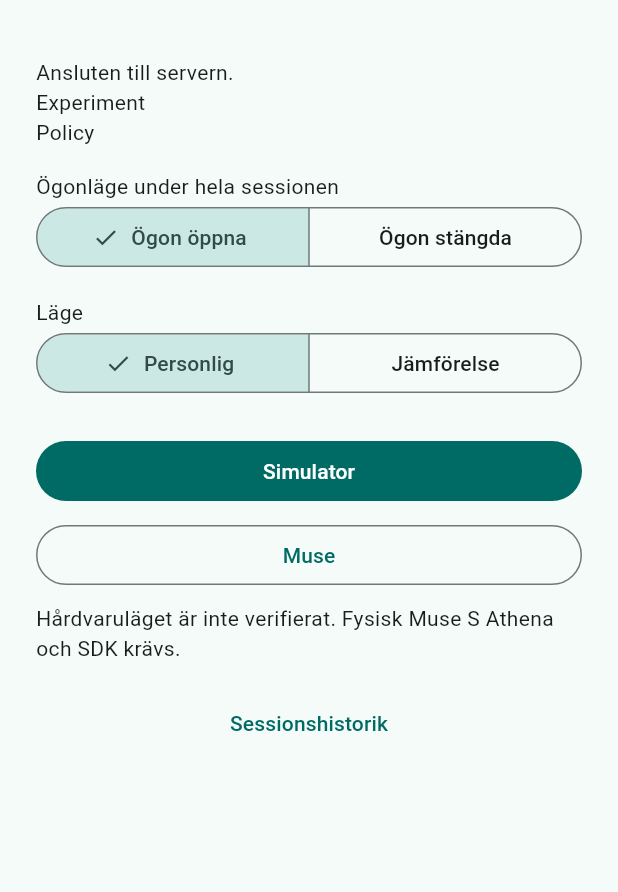
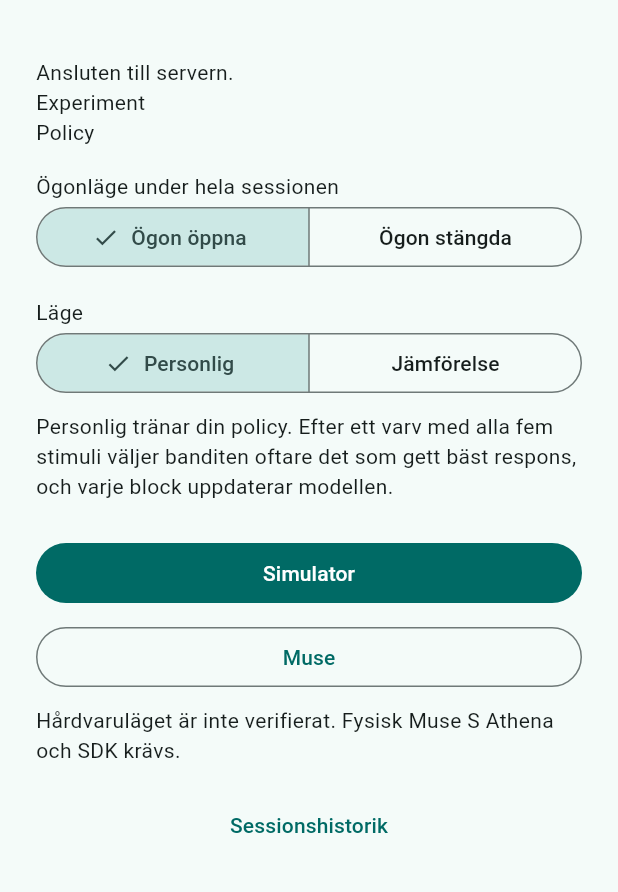
Before and after one commit to morre95/neuroTune, a Flutter app: the HomePage screen opened directly with empty values, on a phone screen of 412 x 824 dp, the part 63-955 px from its top. Run offline on Flutter 3.47's test engine with Material 3 defaults, Android fonts, the light colour scheme and no system bars; our stand-ins replace drift, drift_flutter; accounts and stored records are empty; generated files the repository leaves out were written again.

Commit message:
add mode descriptions and update home page tests
- Implemented modeDescription function to provide descriptions for session modes.
- Updated HomePage to display tooltips for session mode buttons.
- Added padding to show the selected mode description below the buttons.
- Created a new widget test to verify the correct mode description is displayed based on selection.

```diff
--- a/app/lib/ui/home_page.dart
+++ b/app/lib/ui/home_page.dart
@@ -1,5 +1,16 @@
 import 'package:flutter/material.dart';
 import 'package:neurotune_core/neurotune_core.dart';
+
+String modeDescription(SessionMode mode) => switch (mode) {
+  SessionMode.personal =>
+    'Personlig tränar din policy. Efter ett varv med alla fem stimuli väljer '
+        'banditen oftare det som gett bäst respons, och varje block uppdaterar '
+        'modellen.',
+  SessionMode.comparison =>
+    'Jämförelse mäter utan att träna. Alla fem stimuli spelas lika många '
+        'gånger i slumpad ordning och resultatet sparas, men policyn lämnas '
+        'oförändrad.',
+};
 
 class HomePage extends StatelessWidget {
   const HomePage({
@@ -71,18 +82,24 @@
           const SizedBox(height: 16),
           const Text('Läge'),
           SegmentedButton<SessionMode>(
-            segments: const [
+            segments: [
               ButtonSegment(
                 value: SessionMode.personal,
-                label: Text('Personlig'),
+                label: const Text('Personlig'),
+                tooltip: modeDescription(SessionMode.personal),
               ),
               ButtonSegment(
                 value: SessionMode.comparison,
-                label: Text('Jämförelse'),
+                label: const Text('Jämförelse'),
+                tooltip: modeDescription(SessionMode.comparison),
               ),
             ],
             selected: {mode},
             onSelectionChanged: (value) => onMode(value.single),
+          ),
+          Padding(
+            padding: const EdgeInsets.only(top: 8),
+            child: Text(modeDescription(mode)),
           ),
           const SizedBox(height: 24),
           FilledButton(
```
Also changed, not shown: 1 other file.
